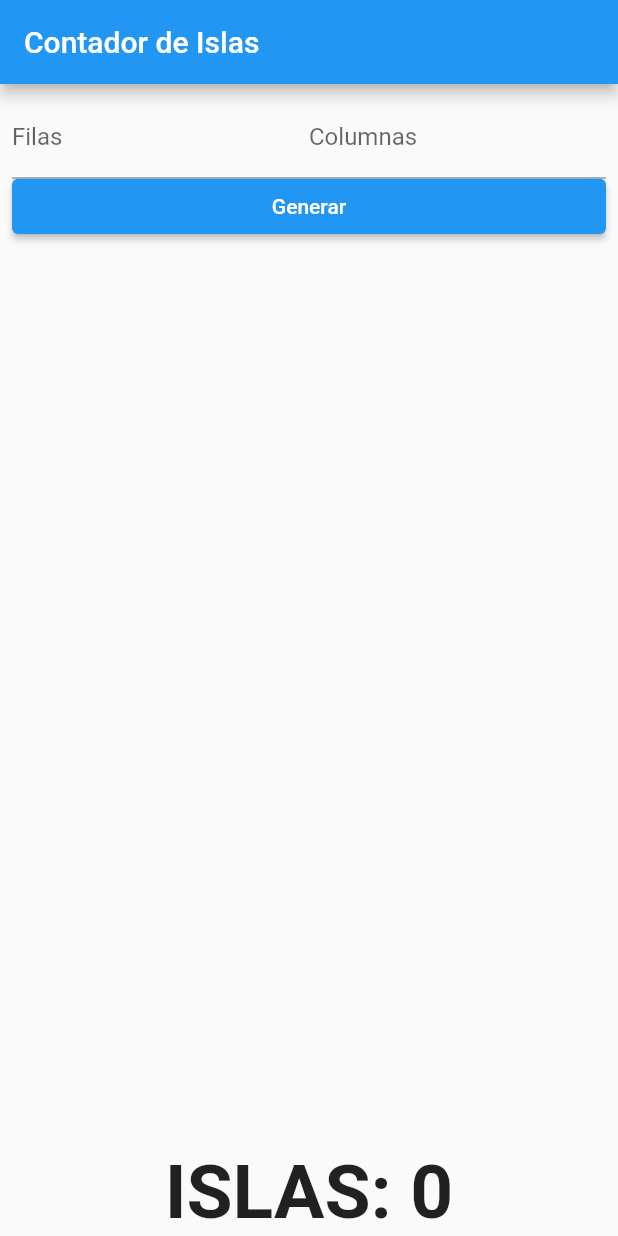
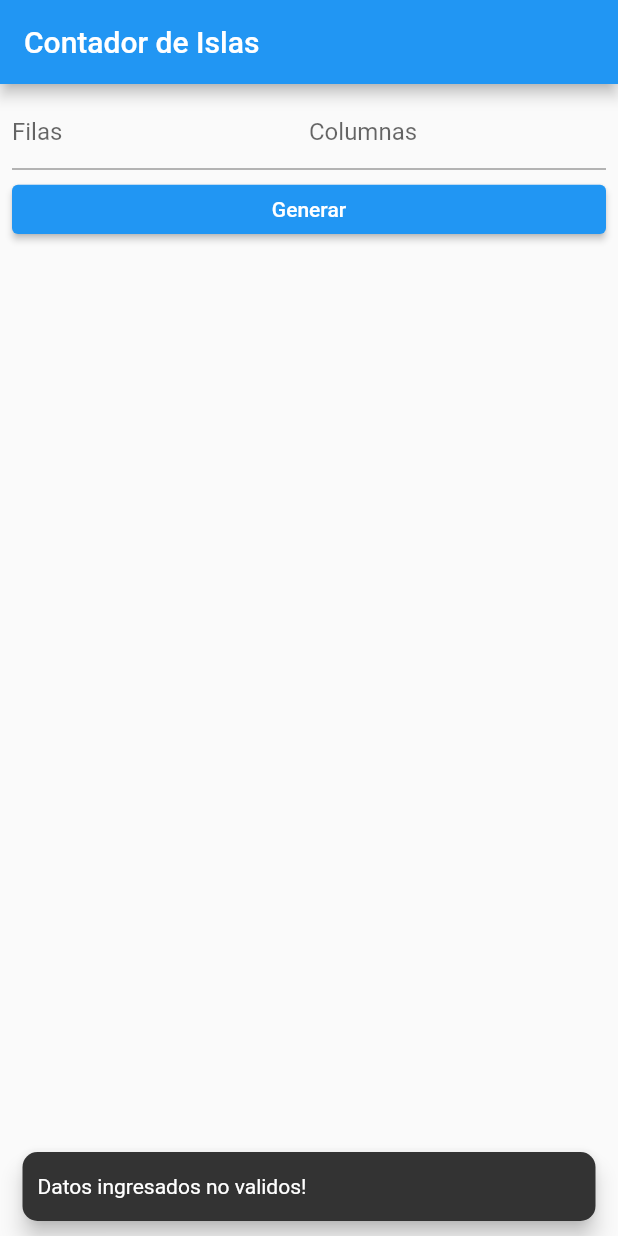
Before and after one commit to renysh/islands, a Flutter app: the screen it shows after launch, after a tap on "Generar", on a phone screen of 412 x 824 dp. Run offline on Flutter 3.47's test engine with Material 2 defaults, Android fonts, the phone set to English and light mode, and no system bars.

Commit message:
Controles de 0 e inputs vacios

```diff
--- a/lib/view/app.dart
+++ b/lib/view/app.dart
@@ -1,5 +1,8 @@
 import 'package:flutter/material.dart';
 import 'dart:math';
+
+// Unos juntos es isla
+// solo un unico 1 no es isla
 
 class App extends StatefulWidget {
   const App({Key? key}) : super(key: key);
@@ -24,10 +27,27 @@ class _AppState extends State<App> {
           children: [
             HeaderControls(
               onPress: (pair) {
-                setState(() {
-                  rows = pair.rows;
-                  columns = pair.columns;
-                });
+                if (pair.valid) {
+                  setState(() {
+                    rows = pair.rows;
+                    columns = pair.columns;
+                  });
+                } else {
+                  ScaffoldMessenger.of(context).showSnackBar(
+                    SnackBar(
+                      content: const Text('Datos ingresados no validos!'),
+                      duration: const Duration(milliseconds: 1500),
+                      padding: const EdgeInsets.symmetric(
+                        horizontal: 10.0,
+                        vertical: 15,
+                      ),
+                      behavior: SnackBarBehavior.floating,
+                      shape: RoundedRectangleBorder(
+                        borderRadius: BorderRadius.circular(10.0),
+                      ),
+                    ),
+                  );
+                }
               },
             ),
             Expanded(
@@ -62,7 +82,7 @@ class _AppState extends State<App> {
     List<Widget> ret = [];
     List<List<int>> m = [];
 
-    List<int> aux = [
+    /*List<int> aux = [
       0,
       0,
       1,
@@ -88,7 +108,7 @@ class _AppState extends State<App> {
       1,
       0,
       0
-    ];
+    ];*/
 
     List<int> f = [];
     /*for (var i = 1; i <= aux.length; i++) {
@@ -723,14 +743,25 @@ class _HeaderControlsState extends State<HeaderControls> {
               ],
             ),
           ),
+          const SizedBox(
+            height: 10,
+          ),
           Expanded(
             flex: 2,
             child: ElevatedButton(
               onPressed: () {
                 widget.onPress(
                   PairData(
-                    rows: int.parse(_rowsController.text),
-                    columns: int.parse(_columnsController.text),
+                    valid: _rowsController.text.isNotEmpty &&
+                        _columnsController.text.isNotEmpty &&
+                        int.parse(_rowsController.text) > 0 &&
+                        int.parse(_columnsController.text) > 0,
+                    rows: _rowsController.text.isEmpty
+                        ? 0
+                        : int.parse(_rowsController.text),
+                    columns: _columnsController.text.isEmpty
+                        ? 0
+                        : int.parse(_columnsController.text),
                   ),
                 );
               },
@@ -753,8 +784,9 @@ class _HeaderControlsState extends State<HeaderControls> {
 class PairData {
   final int rows;
   final int columns;
+  final bool valid;
 
-  PairData({required this.rows, required this.columns});
+  PairData({required this.rows, required this.columns, required this.valid});
 
   @override
   String toString() {
```
